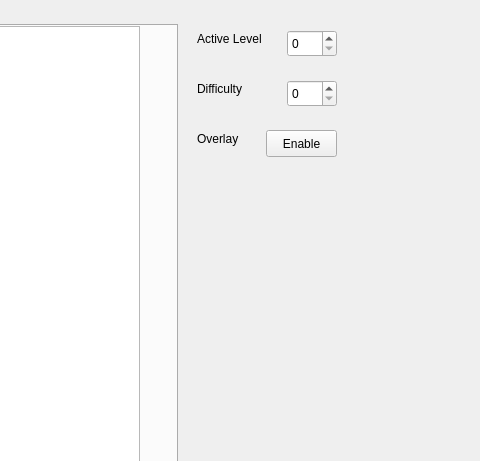
The window that mainwindow.ui (michielskobe/advanced-programming-techniques-final-project) describes before a commit, drawn with Qt 5; both pictures show x 633 to 1113 and y 0 to 461 of the 1113 by 906 pixel window.
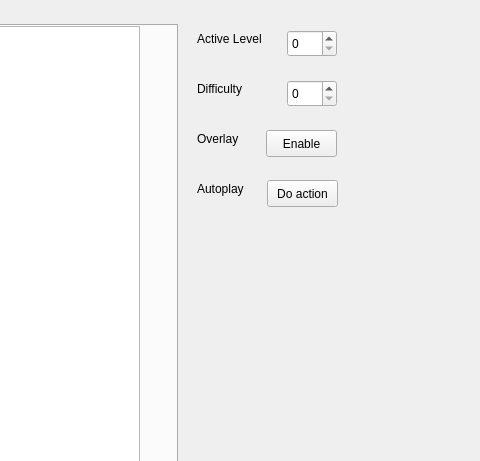
The same window after the commit.

Commit message: Find closest enemy autoplay

The edit to the form file:
```diff
--- a/mainwindow.ui
+++ b/mainwindow.ui
@@ -253,8 +253,8 @@
    <widget class="QLabel" name="help_label">
     <property name="geometry">
      <rect>
-      <x>830</x>
-      <y>130</y>
+      <x>820</x>
+      <y>230</y>
       <width>241</width>
       <height>171</height>
      </rect>
@@ -289,6 +289,32 @@
      <string>Overlay</string>
     </property>
    </widget>
+   <widget class="QLabel" name="autoplay_label">
+    <property name="geometry">
+     <rect>
+      <x>830</x>
+      <y>180</y>
+      <width>81</width>
+      <height>18</height>
+     </rect>
+    </property>
+    <property name="text">
+     <string>Autoplay</string>
+    </property>
+   </widget>
+   <widget class="QPushButton" name="autoplayButton">
+    <property name="geometry">
+     <rect>
+      <x>900</x>
+      <y>180</y>
+      <width>71</width>
+      <height>27</height>
+     </rect>
+    </property>
+    <property name="text">
+     <string>Do action</string>
+    </property>
+   </widget>
   </widget>
   <widget class="QMenuBar" name="menubar">
    <property name="geometry">
```
The commit also changes 4 other files.
